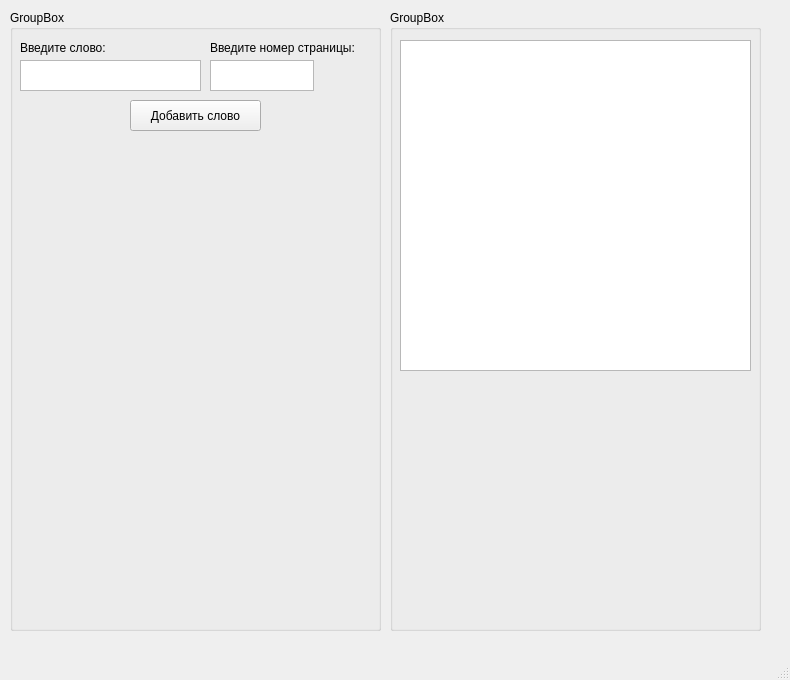
The window that untitled.ui (cleerax/CrewsWork) describes before a commit, drawn with Qt 5.
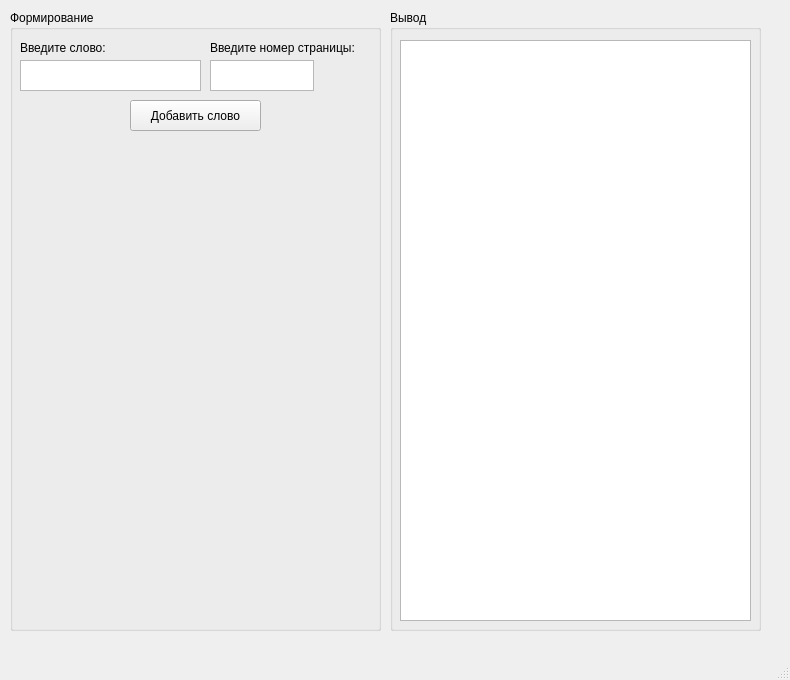
The same window after the commit.

Commit message: time to button MASHHHHHHHHH

```diff
--- a/untitled.ui
+++ b/untitled.ui
@@ -27,7 +27,7 @@
      </rect>
     </property>
     <property name="title">
-     <string>GroupBox</string>
+     <string>Формирование</string>
     </property>
     <widget class="QPlainTextEdit" name="plainTextEdit">
      <property name="geometry">
@@ -99,7 +99,7 @@
      </rect>
     </property>
     <property name="title">
-     <string>GroupBox</string>
+     <string>Вывод</string>
     </property>
     <widget class="QListWidget" name="listWidget">
      <property name="geometry">
@@ -107,7 +107,7 @@
        <x>10</x>
        <y>30</y>
        <width>351</width>
-       <height>331</height>
+       <height>581</height>
       </rect>
      </property>
     </widget>
```
The commit also changes 1 other file.
